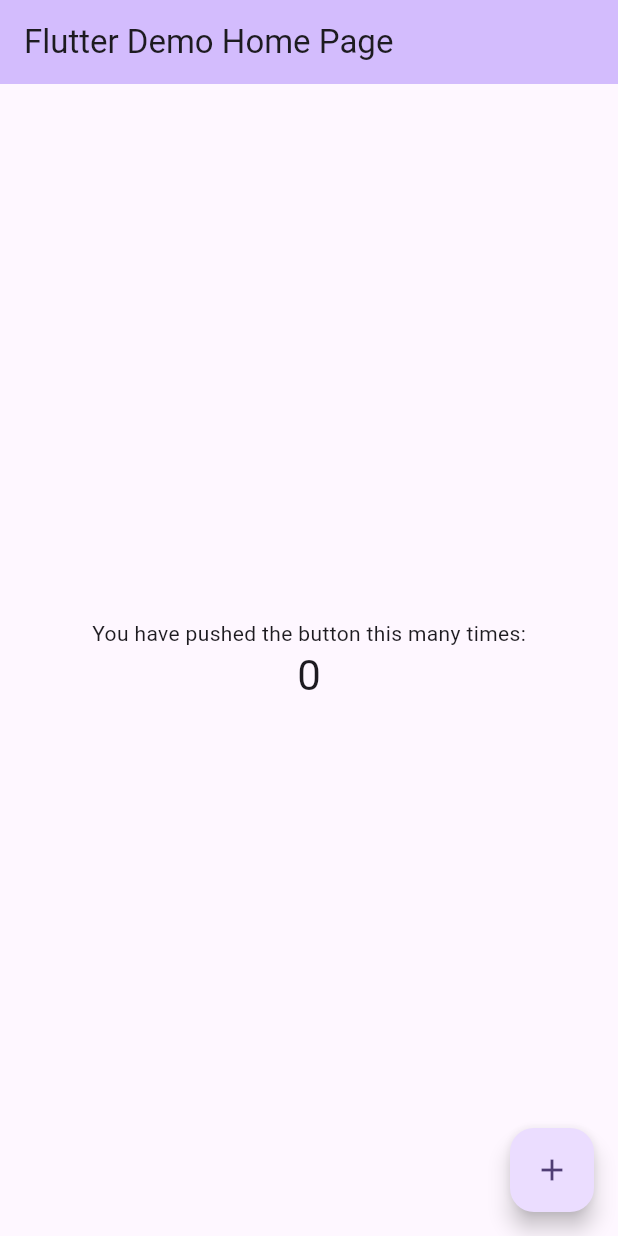
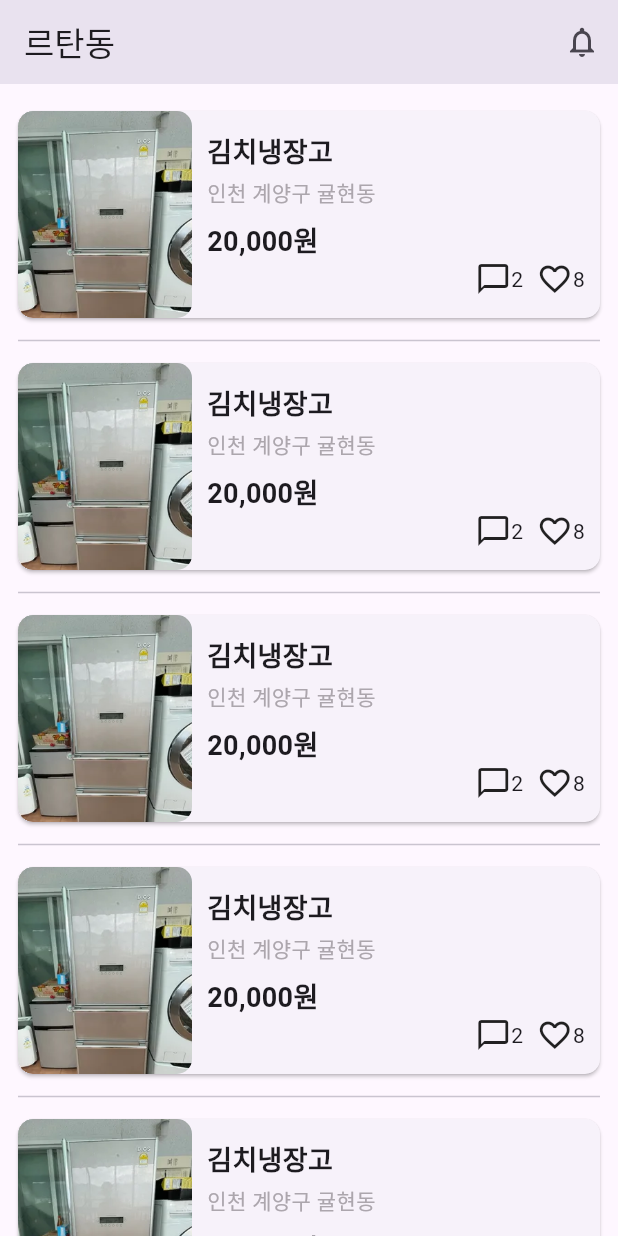
Before and after one commit to hyunjin912/apple_market, a Flutter app: the screen it shows after launch, on a phone screen of 412 x 824 dp. Run offline on Flutter 3.47's test engine with Material 3 defaults, Android fonts, the phone set to English and light mode, and no system bars.

Commit message:
feat: 상품 리스트 UI 구현

```diff
--- a/lib/main.dart
+++ b/lib/main.dart
@@ -1,3 +1,4 @@
+import 'package:apple_market/presentation/home/home_page.dart';
 import 'package:flutter/material.dart';
 
 void main() {
@@ -10,113 +11,6 @@ class MyApp extends StatelessWidget {
   // This widget is the root of your application.
   @override
   Widget build(BuildContext context) {
-    return MaterialApp(
-      title: 'Flutter Demo',
-      theme: ThemeData(
-        // This is the theme of your application.
-        //
-        // TRY THIS: Try running your application with "flutter run". You'll see
-        // the application has a purple toolbar. Then, without quitting the app,
-        // try changing the seedColor in the colorScheme below to Colors.green
-        // and then invoke "hot reload" (save your changes or press the "hot
-        // reload" button in a Flutter-supported IDE, or press "r" if you used
-        // the command line to start the app).
-        //
-        // Notice that the counter didn't reset back to zero; the application
-        // state is not lost during the reload. To reset the state, use hot
-        // restart instead.
-        //
-        // This works for code too, not just values: Most code changes can be
-        // tested with just a hot reload.
-        colorScheme: ColorScheme.fromSeed(seedColor: Colors.deepPurple),
-      ),
-      home: const MyHomePage(title: 'Flutter Demo Home Page'),
-    );
+    return MaterialApp(home: const HomePage());
   }
 }
-
-class MyHomePage extends StatefulWidget {
-  const MyHomePage({super.key, required this.title});
-
-  // This widget is the home page of your application. It is stateful, meaning
-  // that it has a State object (defined below) that contains fields that affect
-  // how it looks.
-
-  // This class is the configuration for the state. It holds the values (in this
-  // case the title) provided by the parent (in this case the App widget) and
-  // used by the build method of the State. Fields in a Widget subclass are
-  // always marked "final".
-
-  final String title;
-
-  @override
-  State<MyHomePage> createState() => _MyHomePageState();
-}
-
-class _MyHomePageState extends State<MyHomePage> {
-  int _counter = 0;
-
-  void _incrementCounter() {
-    setState(() {
-      // This call to setState tells the Flutter framework that something has
-      // changed in this State, which causes it to rerun the build method below
-      // so that the display can reflect the updated values. If we changed
-      // _counter without calling setState(), then the build method would not be
-      // called again, and so nothing would appear to happen.
-      _counter++;
-    });
-  }
-
-  @override
-  Widget build(BuildContext context) {
-    // This method is rerun every time setState is called, for instance as done
-    // by the _incrementCounter method above.
-    //
-    // The Flutter framework has been optimized to make rerunning build methods
-    // fast, so that you can just rebuild anything that needs updating rather
-    // than having to individually change instances of widgets.
-    return Scaffold(
-      appBar: AppBar(
-        // TRY THIS: Try changing the color here to a specific color (to
-        // Colors.amber, perhaps?) and trigger a hot reload to see the AppBar
-        // change color while the other colors stay the same.
-        backgroundColor: Theme.of(context).colorScheme.inversePrimary,
-        // Here we take the value from the MyHomePage object that was created by
-        // the App.build method, and use it to set our appbar title.
-        title: Text(widget.title),
-      ),
-      body: Center(
-        // Center is a layout widget. It takes a single child and positions it
-        // in the middle of the parent.
-        child: Column(
-          // Column is also a layout widget. It takes a list of children and
-          // arranges them vertically. By default, it sizes itself to fit its
-          // children horizontally, and tries to be as tall as its parent.
-          //
-          // Column has various properties to control how it sizes itself and
-          // how it positions its children. Here we use mainAxisAlignment to
-          // center the children vertically; the main axis here is the vertical
-          // axis because Columns are vertical (the cross axis would be
-          // horizontal).
-          //
-          // TRY THIS: Invoke "debug painting" (choose the "Toggle Debug Paint"
-          // action in the IDE, or press "p" in the console), to see the
-          // wireframe for each widget.
-          mainAxisAlignment: MainAxisAlignment.center,
-          children: <Widget>[
-            const Text('You have pushed the button this many times:'),
-            Text(
-              '$_counter',
-              style: Theme.of(context).textTheme.headlineMedium,
-            ),
-          ],
-        ),
-      ),
-      floatingActionButton: FloatingActionButton(
-        onPressed: _incrementCounter,
-        tooltip: 'Increment',
-        child: const Icon(Icons.add),
-      ), // This trailing comma makes auto-formatting nicer for build methods.
-    );
-  }
-}
--- /dev/null
+++ b/lib/presentation/home/home_page.dart
@@ -0,0 +1,40 @@
+import 'package:apple_market/presentation/home/widgets/product_list.dart';
+import 'package:flutter/material.dart';
+
+class HomePage extends StatelessWidget {
+  const HomePage({super.key});
+
+  @override
+  Widget build(BuildContext context) {
+    return Scaffold(
+      appBar: AppBar(
+        backgroundColor: Color(0xffE9E2EF),
+        centerTitle: false,
+        title: Text('르탄동'),
+        actions: [
+          IconButton(
+            icon: Icon(Icons.notifications_none),
+            onPressed: () {
+              ScaffoldMessenger.of(context).showSnackBar(
+                SnackBar(
+                  behavior: SnackBarBehavior.floating,
+                  content: Text('알림 기능은 준비 중입니다.'),
+                ),
+              );
+            },
+          ),
+        ],
+      ),
+      body: ListView.separated(
+        padding: const EdgeInsets.symmetric(horizontal: 12, vertical: 18),
+        itemCount: 30,
+        itemBuilder: (context, index) {
+          return ProductItem();
+        },
+        separatorBuilder: (context, index) {
+          return Divider(height: 30);
+        },
+      ),
+    );
+  }
+}
--- /dev/null
+++ b/lib/presentation/home/widgets/product_list.dart
@@ -0,0 +1,118 @@
+import 'package:apple_market/core/formatter.dart';
+import 'package:flutter/material.dart';
+
+class ProductItem extends StatefulWidget {
+  const ProductItem({super.key});
+
+  @override
+  State<StatefulWidget> createState() {
+    return _ProductItemState();
+  }
+}
+
+class _ProductItemState extends State<ProductItem> {
+  double borderRadius = 10;
+  GlobalKey rightBoxKey = GlobalKey();
+  double? leftBoxHeight;
+
+  @override
+  void initState() {
+    super.initState();
+
+    WidgetsBinding.instance.addPostFrameCallback((timeStamp) {
+      final rightBoxContext = rightBoxKey.currentContext;
+      final rightBoxRenderBox = rightBoxContext?.findRenderObject();
+
+      setState(() {
+        leftBoxHeight = rightBoxRenderBox is RenderBox
+            ? rightBoxRenderBox.size.height
+            : null;
+      });
+    });
+  }
+
+  @override
+  Widget build(BuildContext context) {
+    return GestureDetector(
+      onTap: () {
+        // TODO : 디테일페이지 완성 후 적용하기
+        // Navigator.push(
+        //   context,
+        //   MaterialPageRoute(
+        //     builder: (context) {
+        //       return DetailPage();
+        //     },
+        //   ),
+        // );
+      },
+      child: Card(
+        clipBehavior: Clip.hardEdge,
+        margin: EdgeInsets.zero,
+        shape: RoundedRectangleBorder(
+          borderRadius: BorderRadius.circular(borderRadius),
+        ),
+        child: Row(
+          children: [
+            SizedBox(
+              width: 116,
+              height: leftBoxHeight,
+              child: ClipRRect(
+                borderRadius: BorderRadius.circular(borderRadius),
+                child: Image.asset(
+                  'assets/images/sample2.png',
+                  fit: BoxFit.cover,
+                ),
+              ),
+            ),
+            Expanded(
+              key: rightBoxKey,
+              child: Padding(
+                padding: const EdgeInsets.symmetric(
+                  horizontal: 10,
+                  vertical: 14,
+                ),
+                child: Column(
+                  crossAxisAlignment: CrossAxisAlignment.start,
+                  children: [
+                    Text(
+                      '김치냉장고',
+                      style: TextStyle(
+                        fontSize: 18,
+                        fontWeight: FontWeight.bold,
+                      ),
+                      overflow: TextOverflow.ellipsis,
+                      maxLines: 2,
+                    ),
+                    SizedBox(height: 4),
+                    Text(
+                      '인천 계양구 귤현동',
+                      style: TextStyle(color: Color(0xffACA6AD)),
+                    ),
+                    SizedBox(height: 8),
+                    Text(
+                      Formatter.formatPrice(20000),
+                      style: TextStyle(
+                        fontSize: 18,
+                        fontWeight: FontWeight.bold,
+                      ),
+                    ),
+                    Row(
+                      children: [
+                        Spacer(),
+                        Icon(Icons.chat_bubble_outline),
+                        Text('2'),
+                        SizedBox(width: 9),
+                        Icon(Icons.favorite_border),
+                        Text('8'),
+                      ],
+                    ),
+                  ],
+                ),
+              ),
+            ),
+          ],
+        ),
+      ),
+    );
+  }
+}
```
